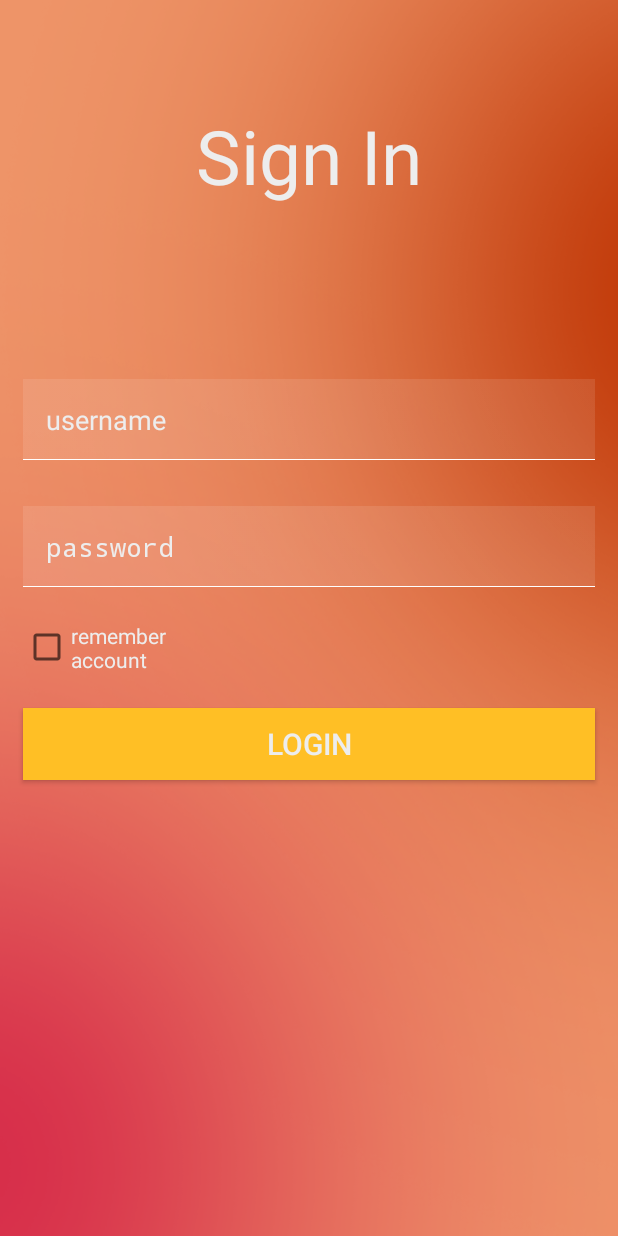
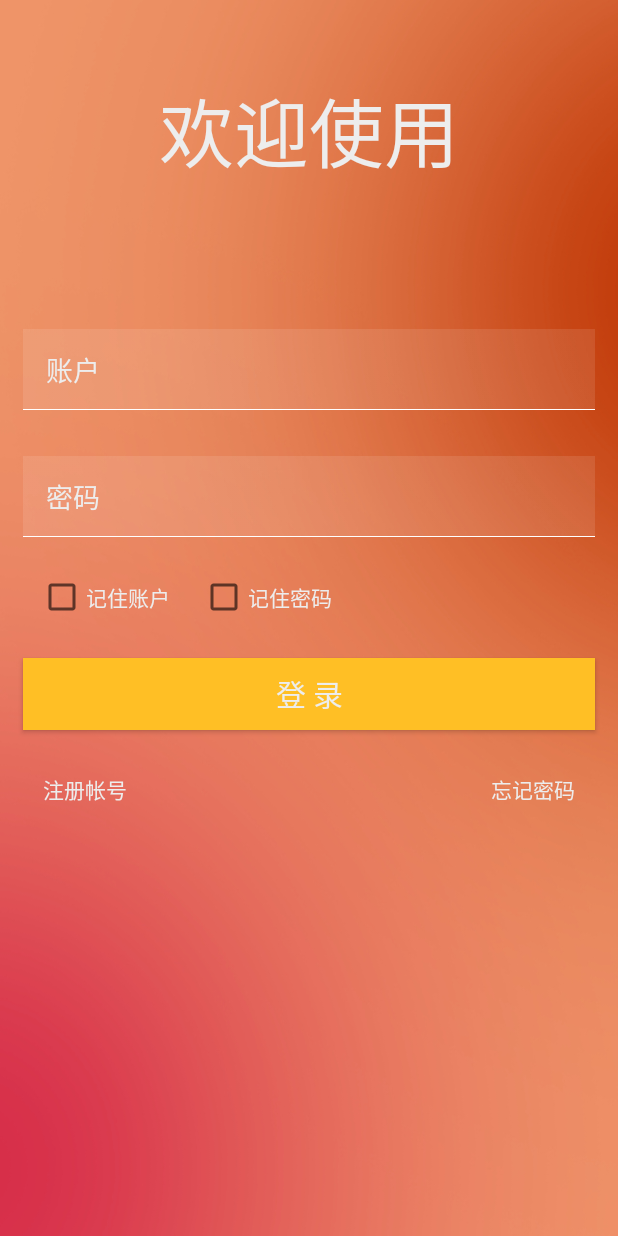
Before and after one commit to lazyZhou1997/StoreManage, an Android app: the screen it shows after launch (MainActivity), on a phone screen of 412 x 824 dp. Run offline under Robolectric (Android 15) with nearby library versions, the phone set to English and light mode, and no system bars.

Commit message:
登陆界面完成

```diff
--- a/app/src/main/AndroidManifest.xml
+++ b/app/src/main/AndroidManifest.xml
@@ -11,15 +11,15 @@
 
     <application
         android:allowBackup="true"
-        android:icon="@mipmap/ic_launcher"
+        android:icon="@mipmap/logo"
         android:label="@string/app_name"
-        android:roundIcon="@mipmap/ic_launcher_round"
         android:supportsRtl="true"
         android:theme="@style/AppTheme">
 
         <activity android:name="com.zxing.activity.CaptureActivity" >
         </activity>
 
+        <!--登录界面-->
         <activity android:name="scu.edu.storemanage.activity.MainActivity">
             <intent-filter>
                 <action android:name="android.intent.action.MAIN"/>
@@ -27,6 +27,9 @@
             </intent-filter>
         </activity>
 
+        <!--注册界面-->
+        <activity android:name=".activity.SignInActivity">
+        </activity>
 
     </application>
 
--- a/app/src/main/java/scu/edu/storemanage/activity/MainActivity.java
+++ b/app/src/main/java/scu/edu/storemanage/activity/MainActivity.java
@@ -1,9 +1,14 @@
 package scu.edu.storemanage.activity;
 
 import android.app.Activity;
+import android.content.Intent;
 import android.os.Bundle;
 import android.support.annotation.Nullable;
+import android.view.View;
 import android.view.Window;
+import android.widget.Button;
+import android.widget.CheckBox;
+import android.widget.EditText;
 
 import scu.edu.storemanage.R;
 
@@ -11,10 +16,20 @@ import scu.edu.storemanage.R;
  * Created by 周秦春on 2017/4/4.
  */
 
-public class MainActivity extends Activity{
+public class MainActivity extends Activity {
+
+    //UI
+    private EditText account_edit;//帐号输入
+    private EditText password_edit;//密码输入
+    private CheckBox acount_check;//记住帐号选中
+    private CheckBox password_check;//记住密码选中
+    private Button login_button;//登录按钮
+    private Button sign_in_button;//注册按钮
+    private Button search_password_button;//找回密码按钮
 
     /**
      * 启动主界面
+     *
      * @param savedInstanceState 临时保存数据
      */
     @Override
@@ -23,5 +38,36 @@ public class MainActivity extends Activity{
         requestWindowFeature(Window.FEATURE_NO_TITLE);
         setContentView(R.layout.main_layout);
 
+        //拿到所有控件
+        initUICompoment();
+
+        sign_in_button.setOnClickListener(new View.OnClickListener() {
+            @Override
+            public void onClick(View v) {
+                Intent signIntent = new Intent(MainActivity.this,SignInActivity.class);
+                startActivity(signIntent);
+            }
+        });
+    }
+
+    /**
+     * 拿到所有控件
+     */
+    private void initUICompoment() {
+
+        //编辑框
+        account_edit = (EditText) findViewById(R.id.account_edit);
+        password_edit = (EditText) findViewById(R.id.password_edit);
+
+        //复选框
+        acount_check = (CheckBox) findViewById(R.id.rem_account_check);
+        password_check = (CheckBox) findViewById(R.id.rem_password_check);
+
+        //按钮
+        login_button = (Button) findViewById(R.id.log_button);
+        sign_in_button = (Button) findViewById(R.id.sign_button);
+        search_password_button = (Button) findViewById(R.id.forget_button);
+
+        return;
     }
 }
--- /dev/null
+++ b/app/src/main/java/scu/edu/storemanage/activity/SignInActivity.java
@@ -0,0 +1,22 @@
+package scu.edu.storemanage.activity;
+
+import android.app.Activity;
+import android.os.Bundle;
+import android.support.annotation.Nullable;
+import android.view.Window;
+
+import scu.edu.storemanage.R;
+
+/**
+ * Created by 周秦春 on 2017/4/6.
+ */
+
+public class SignInActivity extends Activity {
+
+    @Override
+    protected void onCreate(@Nullable Bundle savedInstanceState) {
+        super.onCreate(savedInstanceState);
+        requestWindowFeature(Window.FEATURE_NO_TITLE);
+        setContentView(R.layout.sign_layout);
+    }
+}
--- a/app/src/main/res/layout/main_layout.xml
+++ b/app/src/main/res/layout/main_layout.xml
@@ -8,14 +8,15 @@
 
     <!--Sign In编制-->
     <TextView
+        android:id="@+id/textView"
         android:layout_width="match_parent"
         android:layout_height="wrap_content"
         android:gravity="center"
-        android:textSize="50sp"
-        android:paddingTop="70dp"
-        android:paddingBottom="100dp"
+        android:paddingBottom="80dp"
+        android:paddingTop="50dp"
+        android:text="@string/sign_in"
         android:textColor="@color/white"
-        android:text="@string/sign_in"/>
+        android:textSize="50sp" />
 
     <!--帐号输入框-->
     <EditText
@@ -53,12 +54,22 @@
         android:orientation="horizontal"
         android:weightSum="1">
         <CheckBox
+            android:id="@+id/rem_account_check"
             android:layout_width="wrap_content"
             android:layout_height="wrap_content"
             android:layout_gravity="center_vertical"
-            android:layout_marginLeft="15dp"
+            android:layout_marginLeft="25dp"
             android:text="@string/remember_account"
             android:textColor="@color/white"/>
+        <CheckBox
+            android:id="@+id/rem_password_check"
+            android:layout_width="wrap_content"
+            android:layout_height="wrap_content"
+            android:layout_gravity="center_vertical"
+            android:layout_marginLeft="20dp"
+            android:text="@string/remember_password"
+            android:textColor="@color/white"
+            android:shadowColor="@color/white"/>
     </LinearLayout>
 
     <!--登录按钮-->
@@ -72,4 +83,31 @@
         android:textColor="@color/white"
         android:textSize="20sp" />
 
+    <!--注册和忘记密码-->
+    <RelativeLayout
+        android:layout_width="match_parent"
+        android:layout_height="wrap_content">
+        <!--注册-->
+        <Button
+            android:id="@+id/sign_button"
+            android:layout_alignParentLeft="true"
+            android:layout_width="wrap_content"
+            android:layout_height="wrap_content"
+            android:text="@string/sign_inin"
+            android:background="@color/transparent"
+            android:textColor="@color/white"
+            android:paddingLeft="25dp"/>
+
+        <!--忘记密码-->
+        <Button
+            android:id="@+id/forget_button"
+            android:layout_width="wrap_content"
+            android:layout_height="wrap_content"
+            android:text="@string/forget_password"
+            android:background="@color/transparent"
+            android:textColor="@color/white"
+            android:paddingRight="25dp"
+            android:layout_alignParentRight="true"/>
+    </RelativeLayout>
+
 </LinearLayout>
--- /dev/null
+++ b/app/src/main/res/layout/sign_layout.xml
@@ -0,0 +1,7 @@
+<?xml version="1.0" encoding="utf-8"?>
+<LinearLayout xmlns:android="http://schemas.android.com/apk/res/android"
+    android:orientation="vertical" android:layout_width="match_parent"
+    android:layout_height="match_parent"
+    android:background="@mipmap/bg">
+
+</LinearLayout>
--- a/app/src/main/res/values/strings.xml
+++ b/app/src/main/res/values/strings.xml
@@ -1,10 +1,12 @@
 <resources>
-    <string name="app_name">StoreManage</string>
+    <string name="app_name">商店管理系统</string>
     <!--登录界面字符串-->
-    <string name="sign_in">Sign In</string>
-    <string name="login_button">Login</string>
-    <string name="username">username</string>
-    <string name="password">password</string>
-    <string name="remember_account">remember\naccount</string>
-    <string name="remember_password">remember passwords</string>
+    <string name="sign_in">欢迎使用</string>
+    <string name="login_button">登  录</string>
+    <string name="username">账户</string>
+    <string name="password">密码</string>
+    <string name="remember_account">记住账户</string>
+    <string name="remember_password">记住密码</string>
+    <string name="sign_inin">注册帐号</string>
+    <string name="forget_password">忘记密码</string>
 </resources>
```
Also changed, not shown: app/src/main/res/mipmap-hdpi/bg.jpg (added), app/src/main/res/mipmap-hdpi/bg.png (deleted), app/src/main/res/mipmap-hdpi/logo.jpg (added).
